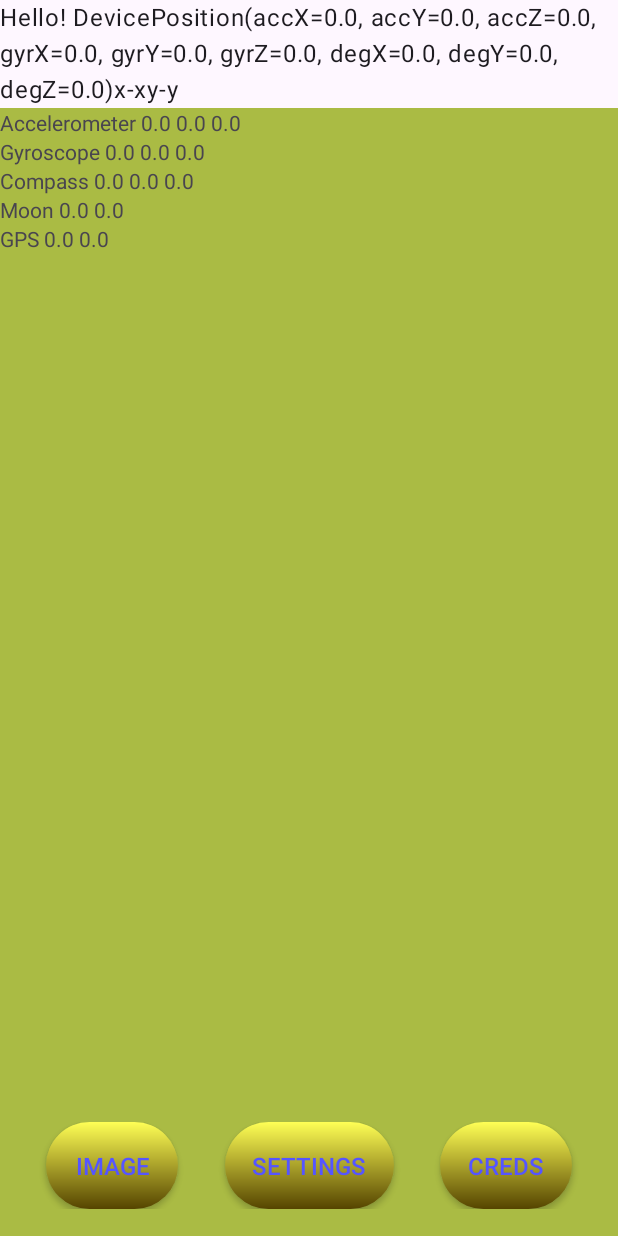
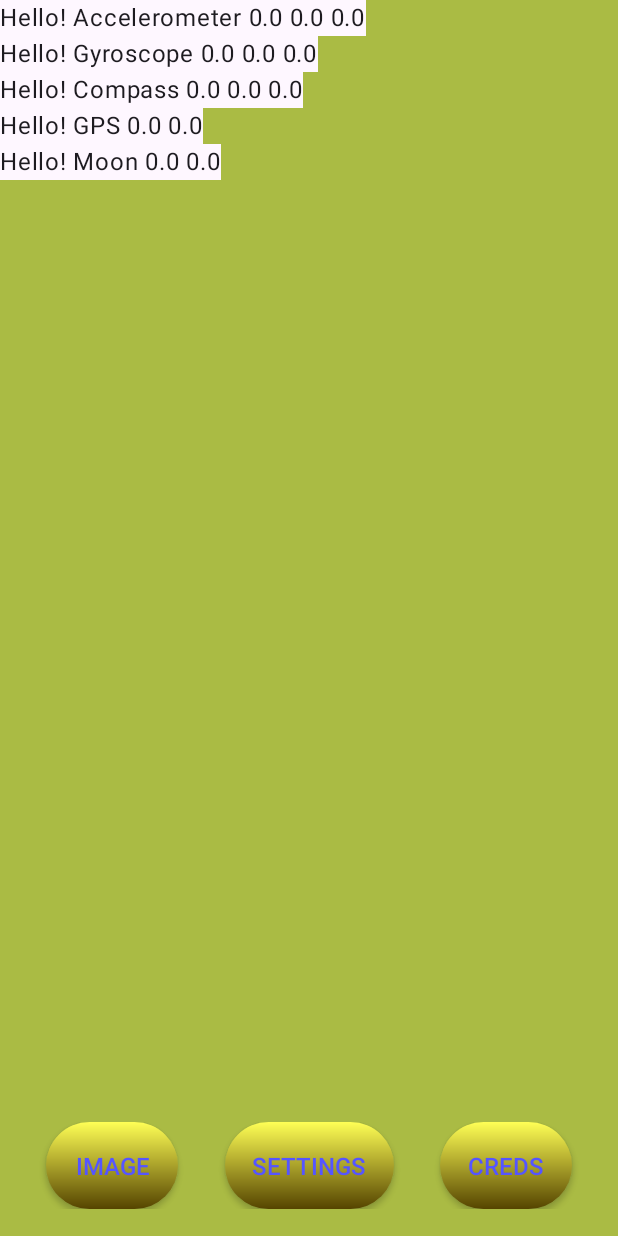
Before and after one commit to GIS-sys/Android-Mipt-Project-2024-Egorov, an Android app built with Jetpack Compose: the TextViewFragment screen opened directly, with no data from a screen before it, on a phone screen of 412 x 824 dp. Run offline under Robolectric (Android 15) with nearby library versions, the phone set to English and light mode, and no system bars; libraries missing offline, so code that uses them is left out: com.fasterxml.jackson.

Commit message:
rewrite textview in viewmodel

```diff
--- a/app/src/main/java/com/giswarm/mipt_2024/fragment/TextViewFragment.kt
+++ b/app/src/main/java/com/giswarm/mipt_2024/fragment/TextViewFragment.kt
@@ -22,47 +22,46 @@ class TextViewFragment : Fragment(R.layout.fragment_text_view) {
     private val handler: Handler = Handler()
     private lateinit var updater: Runnable
 
-    private lateinit var textAcc: TextView
-    private lateinit var textGyr: TextView
-    private lateinit var textCompass: TextView
-    private lateinit var textGps: TextView
-    private lateinit var textMoon: TextView
-
-    private lateinit var debugIp: EditText
-
-    private var dataViewModel = OneViewModel("")
+    private var accViewModel = OneViewModel("")
+    private var gyrViewModel = OneViewModel("")
+    private var comViewModel = OneViewModel("")
+    private var gpsViewModel = OneViewModel("")
+    private var moonViewModel = OneViewModel("")
 
     override fun onViewCreated(view: View, savedInstanceState: Bundle?) {
         super.onViewCreated(view, savedInstanceState)
 
-        view.rootView.findViewById<ComposeView>(R.id.my_composable).setContent{
-            OneTextComposable(dataViewModel)
+        view.rootView.findViewById<ComposeView>(R.id.composable_text_acc).setContent{
+            OneTextComposable(accViewModel)
         }
-
-        textAcc = view.rootView.findViewById<TextView>(R.id.text_view_text_acc)
-        textGyr = view.rootView.findViewById<TextView>(R.id.text_view_text_gyr)
-        textCompass = view.rootView.findViewById<TextView>(R.id.text_view_text_com)
-        textGps = view.rootView.findViewById<TextView>(R.id.text_view_text_gps)
-        textMoon = view.rootView.findViewById<TextView>(R.id.text_view_text_moon)
-        //debugIp = view.rootView.findViewById<EditText>(R.id.edit_text_url)
+        view.rootView.findViewById<ComposeView>(R.id.composable_text_gyr).setContent{
+            OneTextComposable(gyrViewModel)
+        }
+        view.rootView.findViewById<ComposeView>(R.id.composable_text_com).setContent{
+            OneTextComposable(comViewModel)
+        }
+        view.rootView.findViewById<ComposeView>(R.id.composable_text_gps).setContent{
+            OneTextComposable(gpsViewModel)
+        }
+        view.rootView.findViewById<ComposeView>(R.id.composable_text_moon).setContent{
+            OneTextComposable(moonViewModel)
+        }
 
         updater = object : Runnable {
             @SuppressLint("SetTextI18n")
             override fun run() {
                 val devPos = (activity as DevicePositionManager).getDevicePosition()
-                textAcc.text =
-                    "${getString(R.string.accelerometer)} ${devPos.accX} ${devPos.accY} ${devPos.accZ}"
-                textGyr.text =
-                    "${getString(R.string.gyroscope)} ${devPos.gyrX} ${devPos.gyrY} ${devPos.gyrZ}"
-                textCompass.text = "${getString(R.string.compass)} ${devPos.degX} ${devPos.degY} ${devPos.degZ}"
+                accViewModel.text.value = "${getString(R.string.accelerometer)} ${devPos.accX} ${devPos.accY} ${devPos.accZ}"
+                gyrViewModel.text.value = "${getString(R.string.gyroscope)} ${devPos.gyrX} ${devPos.gyrY} ${devPos.gyrZ}"
+                comViewModel.text.value = "${getString(R.string.compass)} ${devPos.degX} ${devPos.degY} ${devPos.degZ}"
+
                 val gpsPos = (activity as GpsPositionManager).getGpsPosition()
-                textGps.text = "${getString(R.string.gps)} ${gpsPos.lat} ${gpsPos.lng}"
+                gpsViewModel.text.value = "${getString(R.string.gps)} ${gpsPos.lat} ${gpsPos.lng}"
+
                 val moonPos = (activity as MoonPositionManager).getMoonPosition()
-                textMoon.text = "${getString(R.string.moon)} ${moonPos.azimuth} ${moonPos.altitude}"
-                //DebugSendData.send(devPos, debugIp.text.toString())
+                moonViewModel.text.value = "${getString(R.string.moon)} ${moonPos.azimuth} ${moonPos.altitude}"
+
                 handler.postDelayed(this, UPDATE_DELAY)
-
-                dataViewModel.text.value = devPos.toString() + "x-xy-y"
             }
         }
     }
--- a/app/src/main/res/layout/fragment_greetings.xml
+++ b/app/src/main/res/layout/fragment_greetings.xml
@@ -11,6 +11,7 @@
     android:layout_width="120dp"
     android:layout_height="120dp"
     android:src="@drawable/mipt_android_icon"
+    android:layout_weight="4"
     android:layout_marginBottom="24dp" />
 
 <TextView
@@ -20,6 +21,7 @@
     android:textSize="@dimen/text_medium"
     android:textColor="@color/main_text_color"
     android:textStyle="bold"
+    android:layout_weight="2"
     android:layout_marginBottom="16dp" />
 
 <TextView
@@ -29,6 +31,7 @@
     android:textSize="@dimen/text_small"
     android:textColor="@color/main_text_color"
     android:gravity="center"
+    android:layout_weight="1"
     android:layout_marginBottom="16dp" />
 
 <androidx.appcompat.widget.AppCompatButton
@@ -39,6 +42,7 @@
     android:id="@+id/greetings_btn_go_to_main"
     android:textColor="@color/main_text_color"
     android:textSize="@dimen/text_small"
+    android:layout_weight="0"
     android:paddingStart="@dimen/btn_small_padding_x"
     android:paddingEnd="@dimen/btn_small_padding_x"
     android:paddingTop="@dimen/btn_small_padding_y"
--- a/app/src/main/res/layout/fragment_text_view.xml
+++ b/app/src/main/res/layout/fragment_text_view.xml
@@ -6,39 +6,27 @@
     android:background="@color/color_background">
 
     <androidx.compose.ui.platform.ComposeView
-        android:id="@+id/my_composable"
+        android:id="@+id/composable_text_acc"
         android:layout_width="wrap_content"
         android:layout_height="wrap_content" />
-    <TextView
-        android:layout_width="match_parent"
-        android:layout_height="wrap_content"
-        android:id="@+id/text_view_text_acc"
-        android:text="@string/placeholder_short"
-        android:gravity="top"/>
-    <TextView
-        android:layout_width="match_parent"
-        android:layout_height="wrap_content"
-        android:id="@+id/text_view_text_gyr"
-        android:text="@string/placeholder_short"
-        android:gravity="top"/>
-    <TextView
-        android:layout_width="match_parent"
-        android:layout_height="wrap_content"
-        android:id="@+id/text_view_text_com"
-        android:text="@string/placeholder_short"
-        android:gravity="top"/>
-    <TextView
-        android:layout_width="match_parent"
-        android:layout_height="wrap_content"
-        android:id="@+id/text_view_text_moon"
-        android:text="@string/placeholder_short"
-        android:gravity="top"/>
-    <TextView
-        android:layout_width="match_parent"
-        android:layout_height="wrap_content"
-        android:id="@+id/text_view_text_gps"
-        android:text="@string/placeholder_short"
-        android:gravity="top"/>
+    <androidx.compose.ui.platform.ComposeView
+        android:id="@+id/composable_text_gyr"
+        android:layout_width="wrap_content"
+        android:layout_height="wrap_content" />
+    <androidx.compose.ui.platform.ComposeView
+        android:id="@+id/composable_text_com"
+        android:layout_width="wrap_content"
+        android:layout_height="wrap_content" />
+
+    <androidx.compose.ui.platform.ComposeView
+        android:id="@+id/composable_text_gps"
+        android:layout_width="wrap_content"
+        android:layout_height="wrap_content" />
+
+    <androidx.compose.ui.platform.ComposeView
+        android:id="@+id/composable_text_moon"
+        android:layout_width="wrap_content"
+        android:layout_height="wrap_content" />
 <!--    <TextView-->
 <!--        android:layout_marginTop="100sp"-->
 <!--        android:layout_width="match_parent"-->
```
